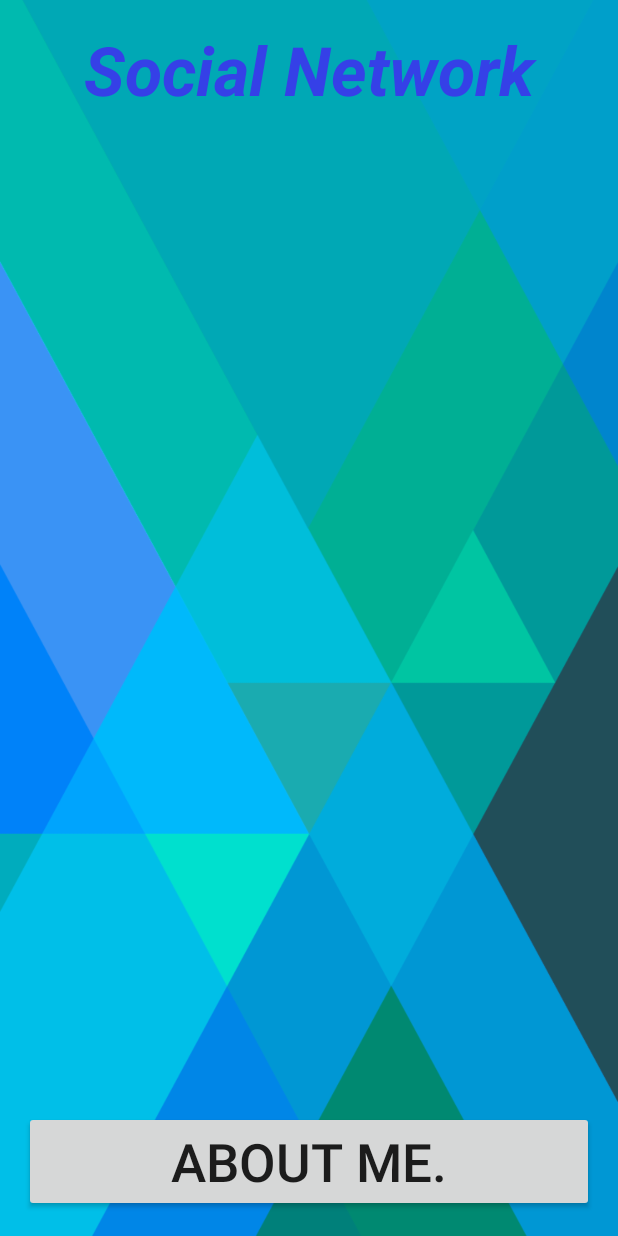
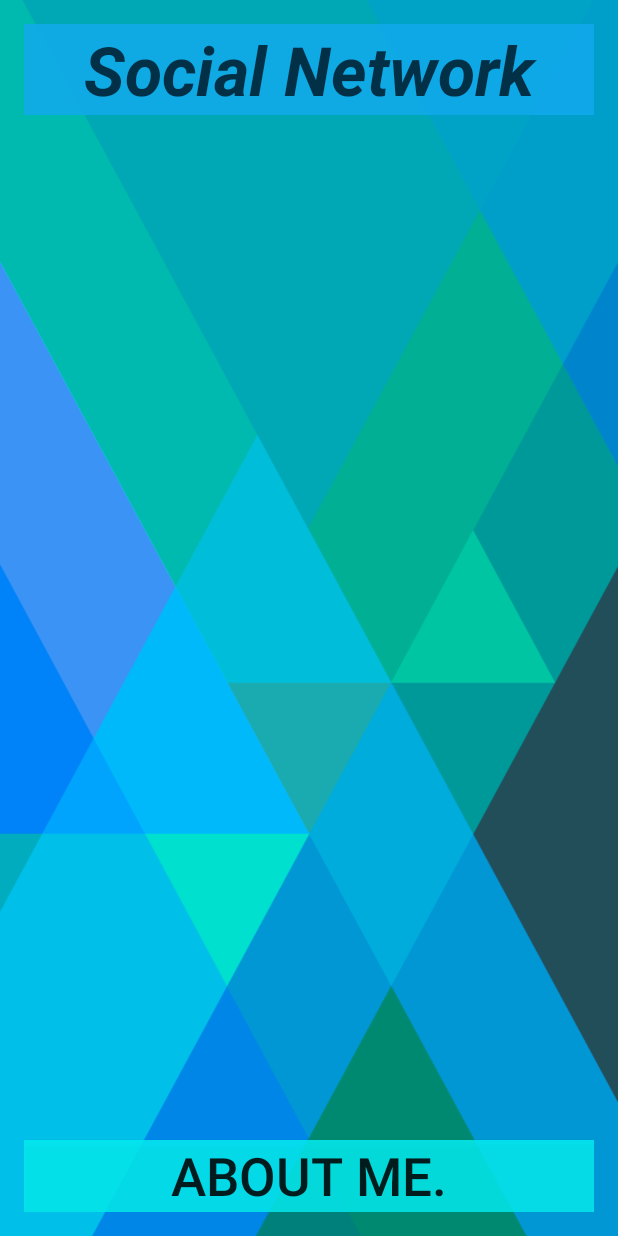
Before and after one commit to sirikwan38/Socail, an Android app: the screen it shows after launch (MainActivity), on a phone screen of 412 x 824 dp. Run offline under Robolectric (Android 15) with nearby library versions, the phone set to English and light mode, and no system bars.

Commit message:
ออกแบบหน้า2เสร็จ

```diff
--- a/app/src/main/res/layout/activity_main.xml
+++ b/app/src/main/res/layout/activity_main.xml
@@ -16,10 +16,11 @@
         android:layout_height="wrap_content"
         android:text="Social Network"
         android:id="@+id/textView"
-        android:gravity="center_horizontal"
         android:textSize="45dp"
         android:textStyle="normal|bold|italic"
-        android:textColor="#3540e7" />
+        android:textColor="#023046"
+        android:background="#cd13aaf0"
+        android:gravity="center_horizontal" />
 
     <Button
         android:layout_width="match_parent"
@@ -30,7 +31,8 @@
         android:layout_alignParentBottom="true"
         android:layout_alignParentRight="false"
         android:textSize="35dp"
-        android:gravity="center" />
+        android:gravity="center"
+        android:background="#da05ecf0" />
 
     <ListView
         android:layout_width="wrap_content"
```
Also changed, not shown: app/src/main/res/layout/social_listview.xml (added, +39 -0 lines), app/src/main/res/drawable/sto.png (added).
